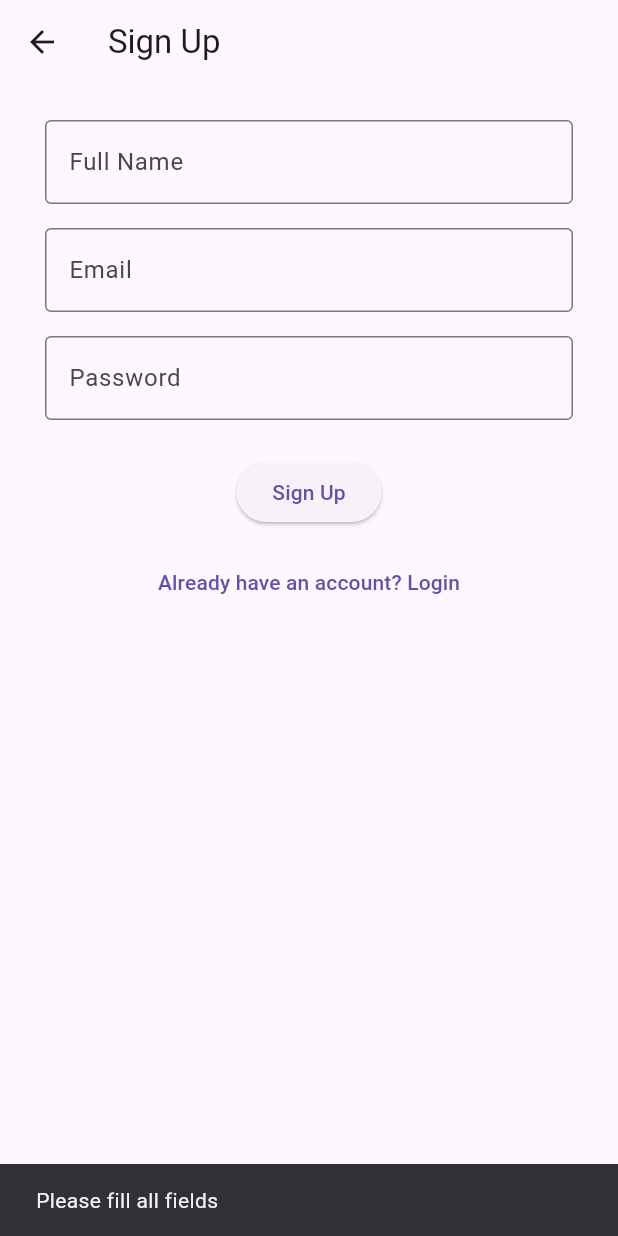
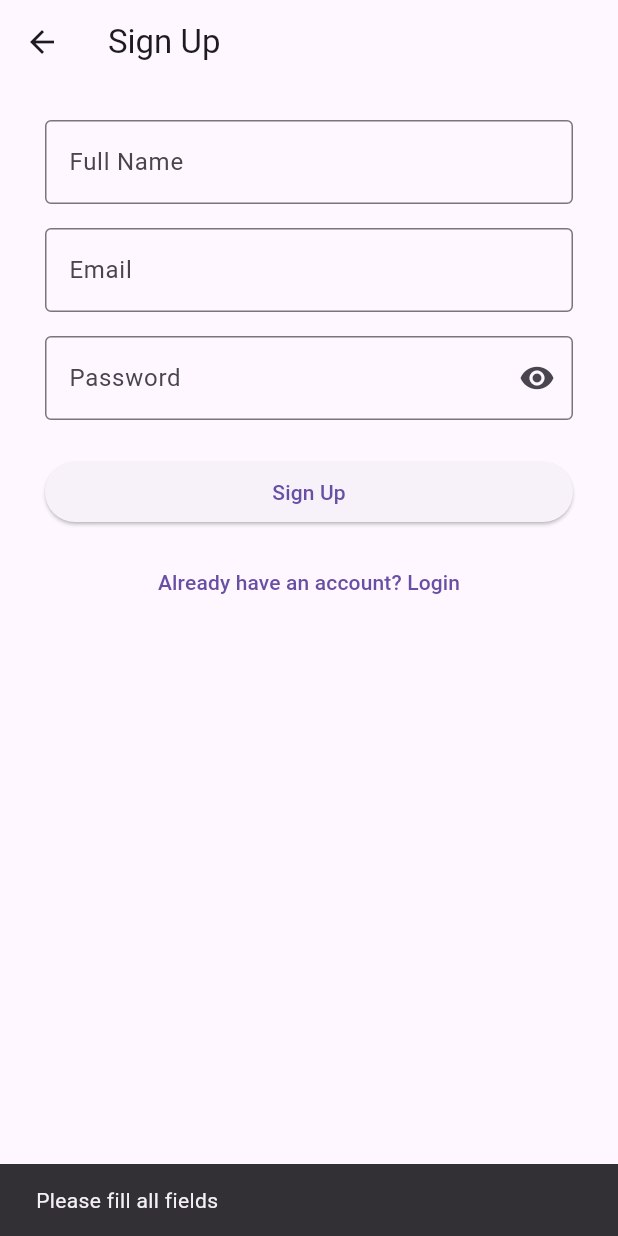
Before and after one commit to priyanka-bca/Project-Management-System, a Flutter app: the SignupScreen screen opened by its route, after a tap on "Sign Up", on a phone screen of 412 x 824 dp. Run offline on Flutter 3.47's test engine with Material 3 defaults, Android fonts, the phone set to English and light mode, and no system bars.

Commit message:
Enhanced signup screen: password toggle, email validation, full-width button

```diff
--- a/tasknity/lib/screens/signup_screen.dart
+++ b/tasknity/lib/screens/signup_screen.dart
@@ -12,14 +12,26 @@ class _SignupScreenState extends State<SignupScreen> {
   final _emailController = TextEditingController();
   final _passwordController = TextEditingController();
 
+  bool _obscurePassword = true; // Added toggle for password visibility
+
   void _signup() {
     if (_nameController.text.isEmpty ||
         _emailController.text.isEmpty ||
         _passwordController.text.isEmpty) {
-      ScaffoldMessenger.of(context)
-          .showSnackBar(const SnackBar(content: Text('Please fill all fields')));
+      ScaffoldMessenger.of(context).showSnackBar(
+        const SnackBar(content: Text('Please fill all fields')),
+      );
       return;
     }
+
+    // Minor improvement: simple validation for email
+    if (!_emailController.text.contains('@')) {
+      ScaffoldMessenger.of(context).showSnackBar(
+        const SnackBar(content: Text('Please enter a valid email')),
+      );
+      return;
+    }
+
     Navigator.pushReplacementNamed(context, '/login');
   }
 
@@ -36,24 +48,47 @@ class _SignupScreenState extends State<SignupScreen> {
               children: [
                 TextField(
                   controller: _nameController,
-                  decoration:
-                      const InputDecoration(labelText: 'Full Name', border: OutlineInputBorder()),
+                  decoration: const InputDecoration(
+                    labelText: 'Full Name',
+                    border: OutlineInputBorder(),
+                  ),
                 ),
                 const SizedBox(height: 16),
                 TextField(
                   controller: _emailController,
-                  decoration:
-                      const InputDecoration(labelText: 'Email', border: OutlineInputBorder()),
+                  keyboardType: TextInputType.emailAddress, // Slight improvement
+                  decoration: const InputDecoration(
+                    labelText: 'Email',
+                    border: OutlineInputBorder(),
+                  ),
                 ),
                 const SizedBox(height: 16),
                 TextField(
                   controller: _passwordController,
-                  obscureText: true,
-                  decoration:
-                      const InputDecoration(labelText: 'Password', border: OutlineInputBorder()),
+                  obscureText: _obscurePassword, // Use toggle
+                  decoration: InputDecoration(
+                    labelText: 'Password',
+                    border: const OutlineInputBorder(),
+                    suffixIcon: IconButton(
+                      icon: Icon(
+                        _obscurePassword ? Icons.visibility : Icons.visibility_off,
+                      ),
+                      onPressed: () {
+                        setState(() {
+                          _obscurePassword = !_obscurePassword;
+                        });
+                      },
+                    ),
+                  ),
                 ),
                 const SizedBox(height: 24),
-                ElevatedButton(onPressed: _signup, child: const Text('Sign Up')),
+                SizedBox(
+                  width: double.infinity, // Full-width button
+                  child: ElevatedButton(
+                    onPressed: _signup,
+                    child: const Text('Sign Up'),
+                  ),
+                ),
                 const SizedBox(height: 12),
                 TextButton(
                   onPressed: () => Navigator.pushReplacementNamed(context, '/login'),
```
